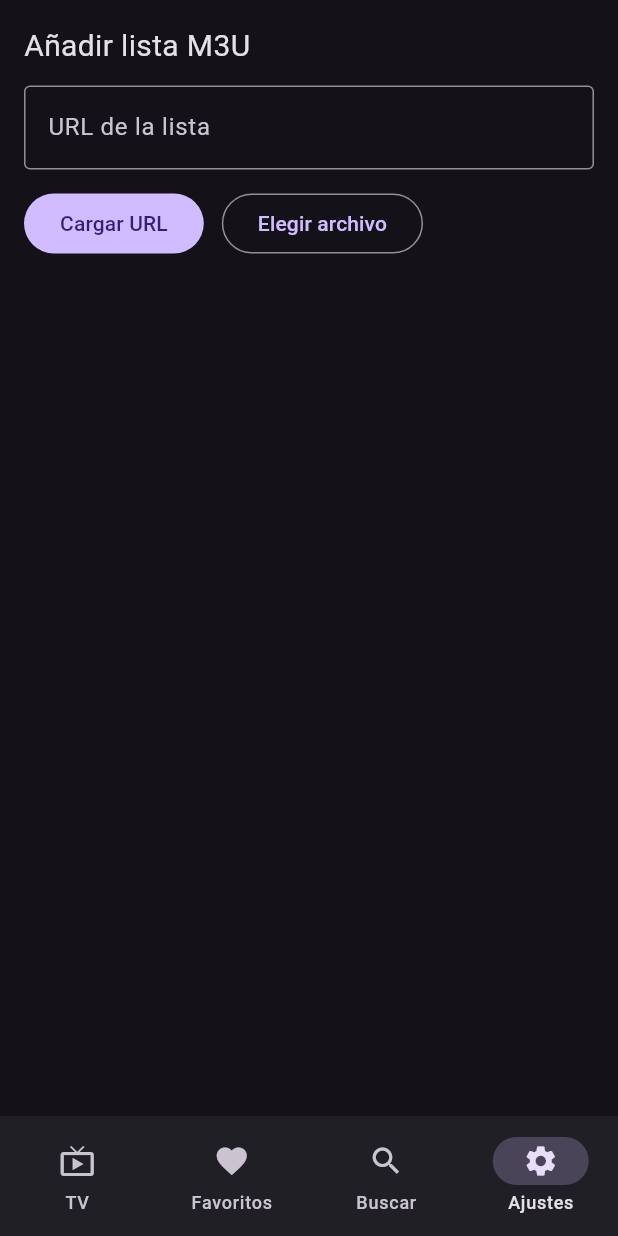
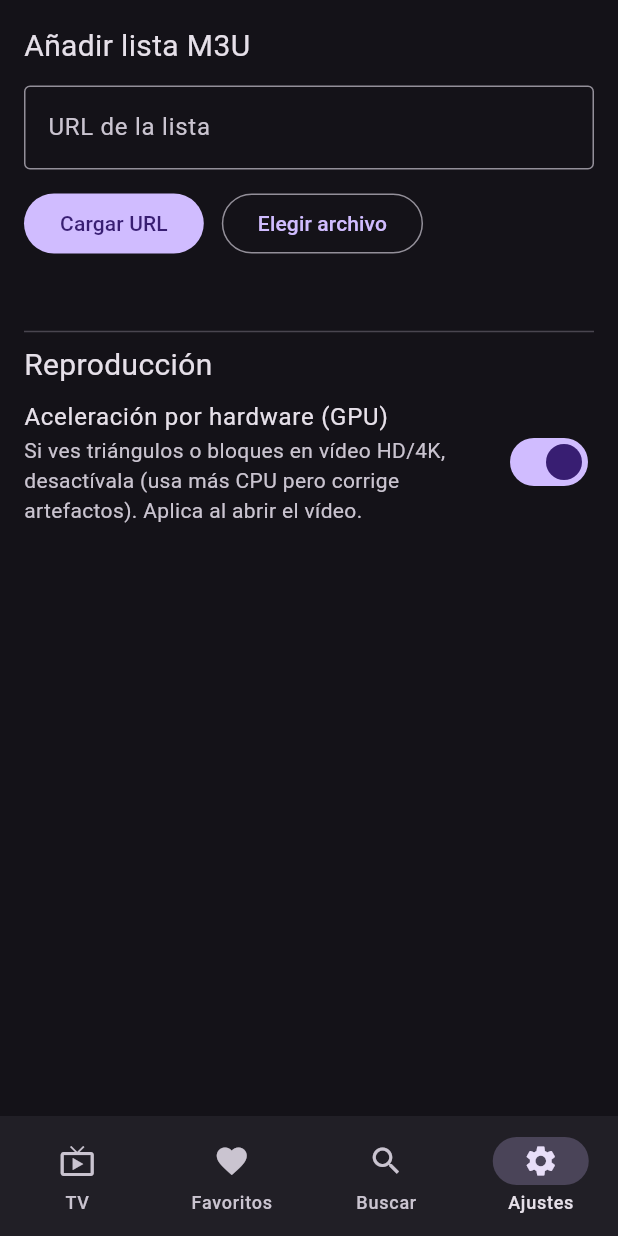
Before and after one commit to jotajota1302/iptv, a Flutter app: the screen it shows after launch, item 4 of the bottom bar chosen, on a phone screen of 412 x 824 dp. Run offline on Flutter 3.47's test engine with Material 3 defaults, Android fonts, the phone set to English and light mode, and no system bars; our stand-ins replace cached_network_image, dio, drift, file_picker, flutter_riverpod; missing offline and left inert: media_kit, media_kit_video; accounts and stored records are empty; generated files the repository leaves out were written again.

Commit message:
feat: interruptor de aceleracion por hardware para corregir artefactos de video
Co-Authored-By: Claude Opus 4.8 (1M context) <noreply@anthropic.com>

```diff
--- a/lib/src/app/providers.dart
+++ b/lib/src/app/providers.dart
@@ -35,6 +35,10 @@ final searchResultsProvider = FutureProvider<List<MediaItem>>((ref) {
 
 final loadStateProvider = StateProvider<String?>((_) => null);
 
+/// Aceleración por hardware del vídeo (GPU). Si hay artefactos (triángulos,
+/// bloques) en HD/4K, desactivarla fuerza decodificación por software.
+final hardwareAccelProvider = StateProvider<bool>((_) => true);
+
 final liveByCategoryProvider =
     FutureProvider.family<List<MediaItem>, String>((ref, group) {
   return ref.watch(playlistRepositoryProvider).liveByCategory(group);
--- a/lib/src/ui/settings_tab.dart
+++ b/lib/src/ui/settings_tab.dart
@@ -38,6 +38,7 @@ class _SettingsTabState extends ConsumerState<SettingsTab> {
   Widget build(BuildContext context) {
     final repo = ref.watch(playlistRepositoryProvider);
     final status = ref.watch(loadStateProvider);
+    final hwAccel = ref.watch(hardwareAccelProvider);
     return Padding(
       padding: const EdgeInsets.all(16),
       child: Column(crossAxisAlignment: CrossAxisAlignment.stretch, children: [
@@ -78,6 +79,19 @@ class _SettingsTabState extends ConsumerState<SettingsTab> {
             padding: const EdgeInsets.only(top: 12),
             child: Text(status),
           ),
+        const SizedBox(height: 24),
+        const Divider(),
+        const Text('Reproducción', style: TextStyle(fontSize: 20)),
+        SwitchListTile(
+          contentPadding: EdgeInsets.zero,
+          title: const Text('Aceleración por hardware (GPU)'),
+          subtitle: const Text(
+              'Si ves triángulos o bloques en vídeo HD/4K, desactívala '
+              '(usa más CPU pero corrige artefactos). Aplica al abrir el vídeo.'),
+          value: hwAccel,
+          onChanged: (v) =>
+              ref.read(hardwareAccelProvider.notifier).state = v,
+        ),
       ]),
     );
   }
```
Also changed, not shown: lib/src/ui/player_screen.dart (+15 -5 lines).
